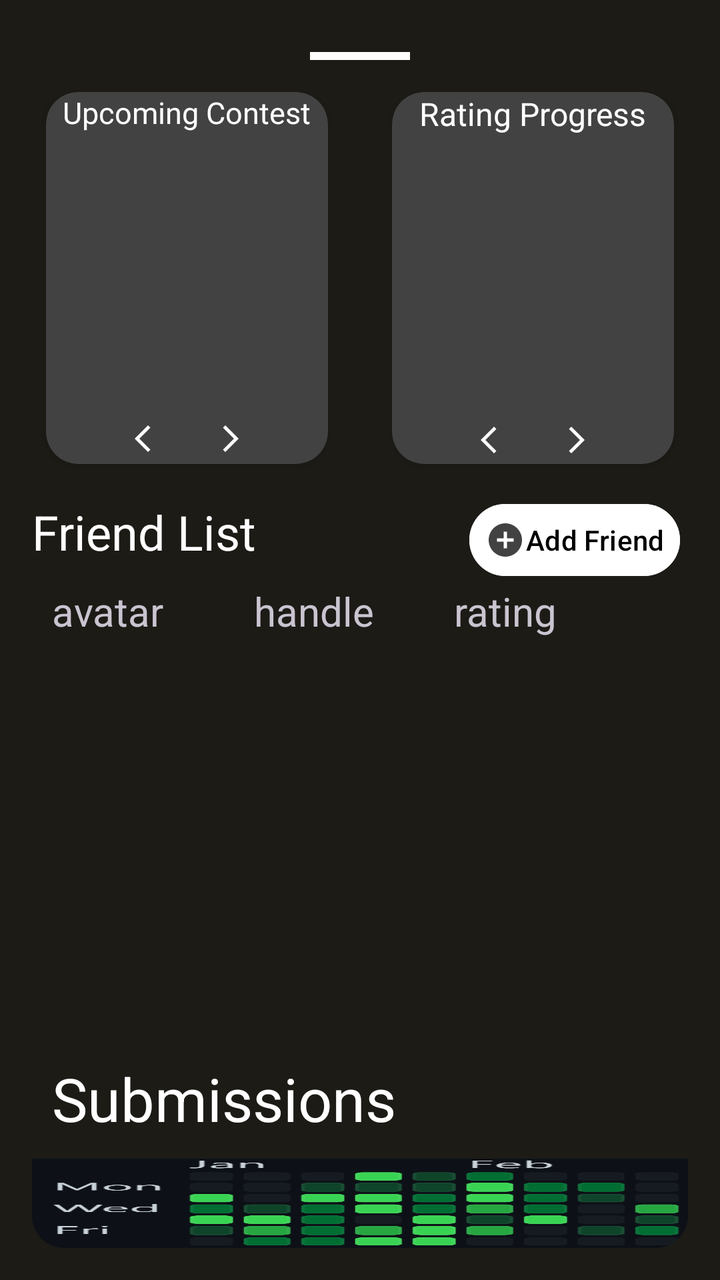
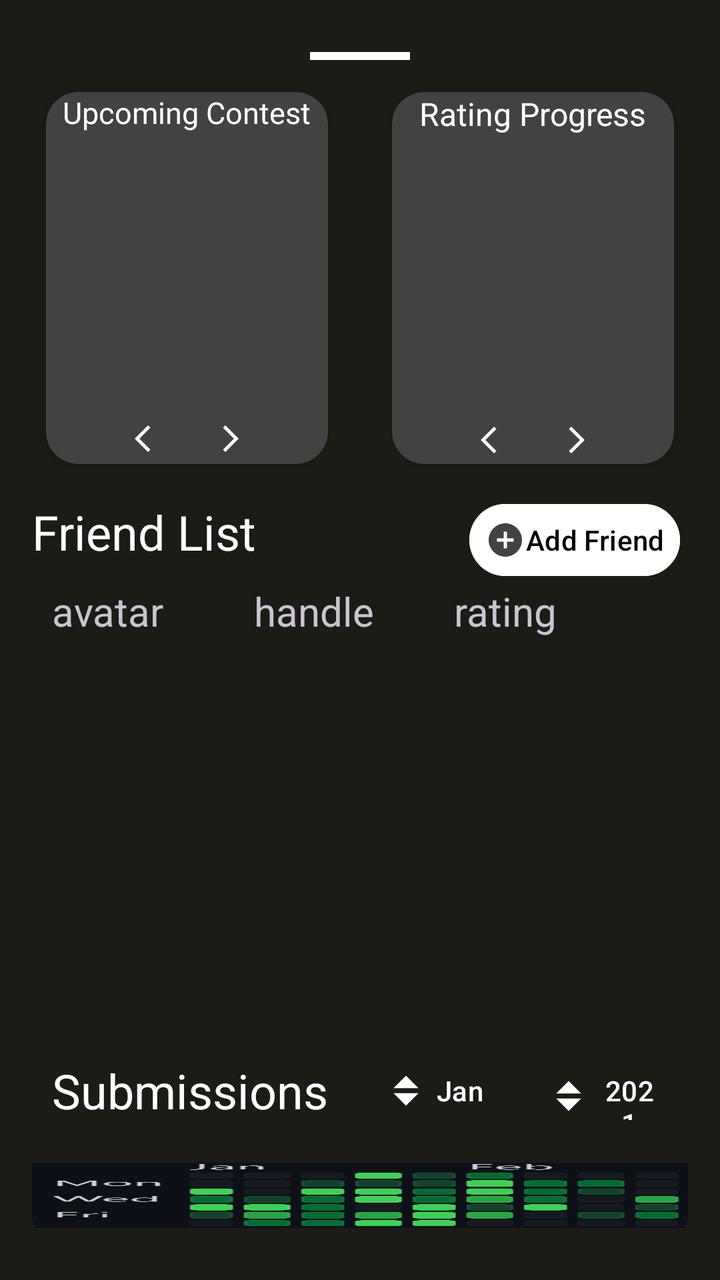

Before-and-after screenshots of an Android layout around one commit, followed by the original layout XML and the change that was made.
<!-- AndroidManifest.xml: application theme Theme.ScoreCards -->
<!-- res/layout/activity_detail_card.xml -->
<?xml version="1.0" encoding="utf-8"?>
<androidx.coordinatorlayout.widget.CoordinatorLayout xmlns:android="http://schemas.android.com/apk/res/android"
    xmlns:app="http://schemas.android.com/apk/res-auto"
    xmlns:tools="http://schemas.android.com/tools"
    android:id="@+id/detailCardLayout"
    android:layout_width="match_parent"
    android:layout_height="match_parent"
    android:background="@color/md_theme_dark_background">

    <androidx.cardview.widget.CardView
        android:id="@+id/detailcardDesign"
        android:layout_width="match_parent"
        android:layout_height="match_parent"
        app:cardBackgroundColor="@color/md_theme_dark_background"
        android:layout_margin="16dp"
        android:layout_marginStart="8dp"
        android:layout_marginTop="8dp"
        android:layout_marginEnd="8dp"
        android:layout_marginBottom="8dp"
        android:elevation="10dp"
        app:cardCornerRadius="16dp">

        <LinearLayout
            android:layout_width="match_parent"
            android:layout_height="match_parent"
            android:orientation="vertical">

            <View
                android:id="@+id/indicator_line"
                android:layout_width="50dp"
                android:layout_height="4dp"
                android:layout_marginTop="10dp"
                android:layout_gravity="center"
                android:background="@color/cardview_light_background" />

            <LinearLayout
                android:layout_width="match_parent"
                android:layout_height="wrap_content"
                android:gravity="center_horizontal"
                android:orientation="horizontal">

                <androidx.cardview.widget.CardView
                    android:backgroundTint="@color/cardview_dark_background"
                    android:id="@+id/profile_pic_card"
                    android:layout_width="141dp"
                    android:layout_height="186dp"
                    android:layout_margin="16dp"
                    android:layout_marginStart="8dp"
                    android:elevation="10dp"
                    app:cardCornerRadius="16dp"
                    app:layout_constraintStart_toStartOf="parent">

                    <LinearLayout
                        android:layout_width="match_parent"
                        android:layout_height="wrap_content"
                        android:orientation="vertical">

                        <TextView
                            android:layout_width="wrap_content"
                            android:layout_height="wrap_content"
                            android:textColor="@color/cardview_light_background"
                            android:text="Upcoming Contest"
                            android:textSize="15dp"
                            android:layout_gravity="center"/>

                        <androidx.recyclerview.widget.RecyclerView
                            android:id="@+id/upcoming_contest_recyclerview"
                            android:layout_width="match_parent"
                            android:layout_height="130dp"
                            android:layout_gravity="center"
                            android:layout_marginTop="10dp"/>

                        <LinearLayout
                            android:layout_width="match_parent"
                            android:layout_height="wrap_content"
                            android:orientation="horizontal"
                            android:gravity="center">

                            <com.google.android.material.button.MaterialButton
                                android:id="@+id/prevButton"
                                android:layout_width="wrap_content"
                                android:layout_height="wrap_content"
                                android:layout_gravity="start"
                                android:gravity="start"
                                app:iconSize="16dp"
                                app:iconTint="@color/cardview_light_background"
                                app:icon="@drawable/baseline_arrow_back_ios_new_24"
                                style="@style/Widget.Material3.Button.IconButton" />

                            <com.google.android.material.button.MaterialButton
                                android:id="@+id/nextButton"
                                android:layout_width="wrap_content"
                                android:layout_height="wrap_content"
                                app:iconSize="16dp"
                                android:layout_gravity="end"
                                android:gravity="end"
                                app:icon="@drawable/baseline_navigate_next_24"
                                app:iconTint="@color/cardview_light_background"
                                style="@style/Widget.Material3.Button.IconButton"/>

                        </LinearLayout>

                    </LinearLayout>

                </androidx.cardview.widget.CardView>


                <androidx.cardview.widget.CardView
                    android:backgroundTint="@color/cardview_dark_background"
                    android:id="@+id/competitor_card_view"
                    android:layout_width="141dp"
                    android:layout_height="186dp"
                    android:layout_margin="16dp"
                    android:layout_marginStart="8dp"
                    android:elevation="10dp"
                    app:cardCornerRadius="16dp"
                    app:layout_constraintStart_toStartOf="parent">

                    <LinearLayout
                        android:layout_width="match_parent"
                        android:layout_height="wrap_content"
                        android:orientation="vertical">

                        <TextView
                            android:layout_width="wrap_content"
                            android:layout_height="wrap_content"
                            android:textColor="@color/cardview_light_background"
                            android:text="Rating Progress"
                            android:textSize="16sp"
                            android:layout_gravity="center"/>

                        <androidx.recyclerview.widget.RecyclerView
                            android:id="@+id/UserProgressRecyclerview"
                            android:layout_width="match_parent"
                            android:layout_height="130dp"
                            android:layout_gravity="center"
                            android:layout_marginTop="10dp"/>

                        <LinearLayout
                            android:layout_width="match_parent"
                            android:layout_height="wrap_content"
                            android:orientation="horizontal"
                            android:gravity="center">

                            <com.google.android.material.button.MaterialButton
                                android:id="@+id/UserProgressPrevButton"
                                android:layout_width="wrap_content"
                                android:layout_height="wrap_content"
                                android:layout_gravity="start"
                                android:gravity="start"
                                app:iconSize="16dp"
                                app:iconTint="@color/cardview_light_background"
                                app:icon="@drawable/baseline_arrow_back_ios_new_24"
                                style="@style/Widget.Material3.Button.IconButton" />

                            <com.google.android.material.button.MaterialButton
                                android:id="@+id/UserProgressNextButton"
                                android:layout_width="wrap_content"
                                android:layout_height="wrap_content"
                                app:iconSize="16dp"
                                android:layout_gravity="end"
                                android:gravity="end"
                                app:icon="@drawable/baseline_navigate_next_24"
                                app:iconTint="@color/cardview_light_background"
                                style="@style/Widget.Material3.Button.IconButton"/>

                        </LinearLayout>

                    </LinearLayout>

                </androidx.cardview.widget.CardView>
            </LinearLayout>

            <LinearLayout
                android:layout_width="match_parent"
                android:layout_height="wrap_content"
                android:orientation="horizontal">
                <TextView
                    android:id="@+id/friend_list_title"
                    android:textColor="@color/cardview_light_background"
                    android:layout_width="0dp"
                    android:layout_height="wrap_content"
                    android:layout_weight="1"
                    android:text="Friend List"
                    android:textSize="24sp" />
                <com.google.android.material.button.MaterialButton
                    style="@style/Widget.Material3.Button.IconButton"
                    android:id="@+id/add_friend_handle"
                    app:icon="@drawable/baseline_add_circle_24"
                    android:layout_width="wrap_content"
                    android:layout_height="wrap_content"
                    app:iconTint="@color/cardview_dark_background"
                    android:backgroundTint="@color/md_theme_light_onPrimary"
                    android:padding="8dp"
                    android:text="Add Friend"
                    android:textColor="@color/dark"
                    android:minHeight="0dp"
                    android:minWidth="0dp" />

            </LinearLayout>

            <LinearLayout
                android:layout_width="match_parent"
                android:layout_height="wrap_content"
                >
                <TextView
                    android:layout_marginStart="10dp"
                    android:layout_width="wrap_content"
                    android:layout_height="wrap_content"
                    android:textSize="20sp"
                    android:text="avatar"/>
                <TextView
                    android:layout_width="wrap_content"
                    android:layout_marginStart="45dp"
                    android:layout_height="wrap_content"
                    android:textSize="20sp"
                    android:text="handle"/>
                <TextView
                    android:layout_width="wrap_content"
                    android:layout_marginStart="40dp"
                    android:layout_height="wrap_content"
                    android:textSize="20sp"
                    android:text="rating"/>
            </LinearLayout>

            <androidx.recyclerview.widget.RecyclerView
                android:id="@+id/recycler_view"
                android:layout_width="match_parent"
                android:layout_height="200dp">
            </androidx.recyclerview.widget.RecyclerView>



            <TextView
                android:layout_width="match_parent"
                android:textColor="@color/cardview_light_background"
                android:text="Submissions"
                android:padding="10dp"
                android:textSize="30sp"
                android:layout_height="wrap_content">

            </TextView>
            <ImageView
                android:layout_width="match_parent"
                android:layout_height="wrap_content"
                android:scaleType="fitXY"
                android:src="@drawable/img_1"
                >

            </ImageView>

        </LinearLayout>


    </androidx.cardview.widget.CardView>



</androidx.coordinatorlayout.widget.CoordinatorLayout>
<!-- resources referenced by this layout -->
<resources>
  <color name="dark">#000</color>
  <color name="md_theme_dark_background">#1D1B16</color>
  <color name="md_theme_light_onPrimary">#FFFFFF</color>
  <!-- drawable baseline_add_circle_24 (drawable) -->
  <vector android:height="24dp" android:tint="#000000"
      android:viewportHeight="24" android:viewportWidth="24"
      android:width="24dp" xmlns:android="http://schemas.android.com/apk/res/android">
      <path android:fillColor="@android:color/white" android:pathData="M12,2C6.48,2 2,6.48 2,12s4.48,10 10,10 10,-4.48 10,-10S17.52,2 12,2zM17,13h-4v4h-2v-4L7,13v-2h4L11,7h2v4h4v2z"/>
  </vector>
  <!-- drawable baseline_arrow_back_ios_new_24 (drawable) -->
  <vector android:height="24dp"
      android:tint="#000000"
      android:viewportHeight="24"
      android:viewportWidth="24"
      android:width="24dp"
      xmlns:android="http://schemas.android.com/apk/res/android">
      <path
          android:fillColor="@android:color/white"
          android:pathData="M17.77,3.77l-1.77,-1.77l-10,10l10,10l1.77,-1.77l-8.23,-8.23z" />
  </vector>
  <!-- drawable baseline_navigate_next_24 (drawable) -->
  <vector android:height="24dp"
      android:tint="#000000"
      android:viewportHeight="24"
      android:viewportWidth="24"
      android:width="24dp"
      xmlns:android="http://schemas.android.com/apk/res/android">
      <group
          android:name="rotationGroup"
          android:pivotX="12"
          android:scaleX="-1" >
          <path
              android:fillColor="@android:color/white"
              android:pathData="M17.77,3.77l-1.77,-1.77l-10,10l10,10l1.77,-1.77l-8.23,-8.23z" />
      </group>
  </vector>
  <color name="md_theme_light_primary">#705D00</color>
  <color name="md_theme_light_primaryContainer">#FFE16D</color>
  <color name="md_theme_light_onPrimaryContainer">#221B00</color>
  <color name="md_theme_light_secondary">#675E40</color>
  <color name="md_theme_light_onSecondary">#FFFFFF</color>
  <color name="md_theme_light_secondaryContainer">#EFE2BC</color>
  <color name="md_theme_light_onSecondaryContainer">#211B04</color>
  <color name="md_theme_light_tertiary">#44664E</color>
  <color name="md_theme_light_onTertiary">#FFFFFF</color>
  <color name="md_theme_light_tertiaryContainer">#C6ECCD</color>
  <color name="md_theme_light_onTertiaryContainer">#00210E</color>
  <color name="md_theme_light_error">#BA1A1A</color>
  <color name="md_theme_light_errorContainer">#FFDAD6</color>
  <color name="md_theme_light_onError">#FFFFFF</color>
  <color name="md_theme_light_onErrorContainer">#410002</color>
  <color name="md_theme_light_background">#FFFBFF</color>
  <color name="md_theme_light_onBackground">#1D1B16</color>
  <color name="md_theme_light_surface">#FFFBFF</color>
  <color name="md_theme_light_onSurface">#1D1B16</color>
  <color name="md_theme_light_surfaceVariant">#EAE2CF</color>
  <color name="md_theme_light_onSurfaceVariant">#4B4739</color>
  <color name="md_theme_light_outline">#7C7767</color>
  <color name="md_theme_light_inverseOnSurface">#F6F0E7</color>
  <color name="md_theme_light_inverseSurface">#33302A</color>
  <color name="md_theme_light_inversePrimary">#E9C400</color>
  <!-- unchanged entries left out for length: 2 -->
</resources>

<!-- the commit's change to res/layout/activity_detail_card.xml (unified diff, before → after) -->
@@ -230,24 +230,68 @@
             </androidx.recyclerview.widget.RecyclerView>
 
 
-
-            <TextView
-                android:layout_width="match_parent"
-                android:textColor="@color/cardview_light_background"
-                android:text="Submissions"
-                android:padding="10dp"
-                android:textSize="30sp"
-                android:layout_height="wrap_content">
-
-            </TextView>
+            <LinearLayout
+                android:layout_width="match_parent"
+                android:layout_height="wrap_content"
+                android:orientation="horizontal">
+
+                <TextView
+                    android:layout_width="wrap_content"
+                    android:layout_height="wrap_content"
+                    android:padding="10dp"
+                    android:text="Submissions"
+                    android:textColor="@color/cardview_light_background"
+                    android:textSize="24sp" />
+
+                <LinearLayout xmlns:android="http://schemas.android.com/apk/res/android"
+                    android:layout_width="fill_parent"
+                    android:layout_height="fill_parent"
+                    android:orientation="vertical">
+
+                    <LinearLayout
+                        android:layout_width="wrap_content"
+                        android:layout_height="wrap_content"
+                        android:layout_gravity="center"
+                        android:orientation="horizontal">
+
+                        <com.google.android.material.button.MaterialButton
+                            android:id="@+id/month_picker"
+                            android:layout_width="wrap_content"
+                            android:layout_height="wrap_content"
+                            app:iconSize="30sp"
+                            android:text="Jan"
+                            android:gravity="center"
+                            app:icon="@drawable/baseline_arrow_drop_up_down_24"
+                            app:iconTint="@color/cardview_light_background"
+                            android:textColor="@color/cardview_light_background"
+                            style="@style/Widget.Material3.Button.IconButton"/>
+
+                        <com.google.android.material.button.MaterialButton
+                            android:id="@+id/year_picker"
+                            android:layout_width="wrap_content"
+                            android:layout_height="wrap_content"
+                            app:iconSize="30sp"
+                            android:text="2021"
+                            android:gravity="center"
+                            app:icon="@drawable/baseline_arrow_drop_up_down_24"
+                            app:iconTint="@color/cardview_light_background"
+                            android:textColor="@color/cardview_light_background"
+                            style="@style/Widget.Material3.Button.IconButton"/>
+
+                    </LinearLayout>
+                </LinearLayout>
+
+            </LinearLayout>
+
+
             <ImageView
                 android:layout_width="match_parent"
-                android:layout_height="wrap_content"
+                android:layout_height="match_parent"
+                android:src="@drawable/img_1"
+                android:layout_gravity="center"
                 android:scaleType="fitXY"
-                android:src="@drawable/img_1"
-                >
-
-            </ImageView>
+                android:layout_marginTop="10dp"
+                android:layout_marginBottom="10dp"/>
 
         </LinearLayout>
 
<!-- resource entries referenced after the edit -->
@@ -19,6 +19,35 @@
       <path
           android:fillColor="@android:color/white"
           android:pathData="M17.77,3.77l-1.77,-1.77l-10,10l10,10l1.77,-1.77l-8.23,-8.23z" />
+  </vector>
+  <!-- drawable baseline_arrow_drop_up_down_24 (drawable) -->
+  <vector
+      android:height="24dp"
+      android:tint="#000000"
+      android:viewportHeight="24"
+      android:viewportWidth="24"
+      android:width="24dp"
+      xmlns:android="http://schemas.android.com/apk/res/android">
+  
+  
+      <group
+          android:translateY="-3"
+          >
+          <path
+              android:fillColor="@android:color/white"
+              android:pathData="M7,14l5,-5 5,5z"/>
+      </group>
+  
+  
+      <group
+          android:translateY="3"
+          >
+          <path
+              android:fillColor="@android:color/white"
+              android:pathData="M7,10l5,5 5,-5z"/>
+      </group>
+  
+  
   </vector>
   <!-- drawable baseline_navigate_next_24 (drawable) -->
   <vector android:height="24dp"
